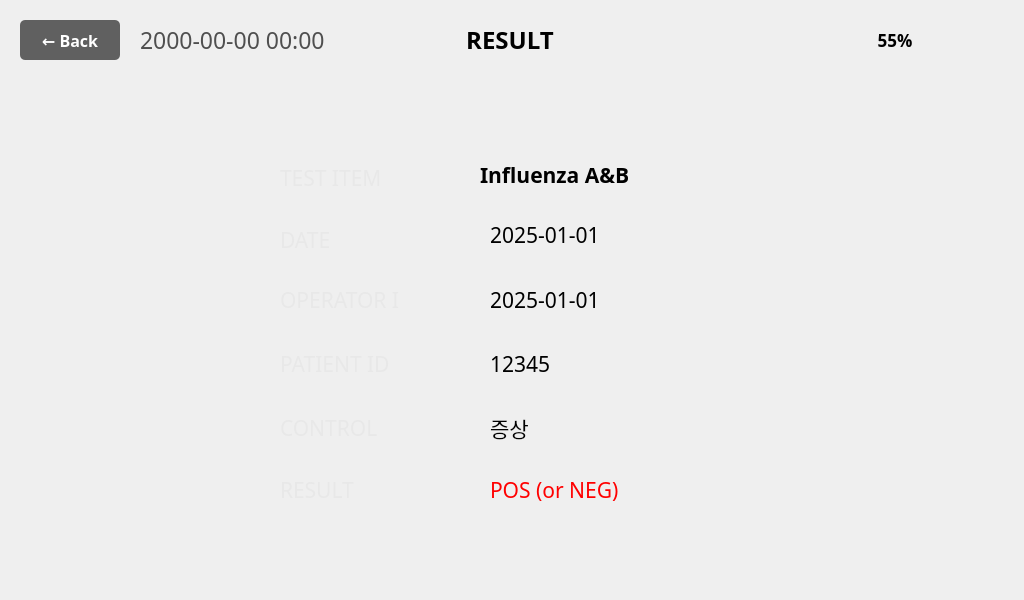
Before: the Qt Designer form ui/Review/ResultView0Window.ui in eguruno1/calth_reader, drawn with Qt 5.
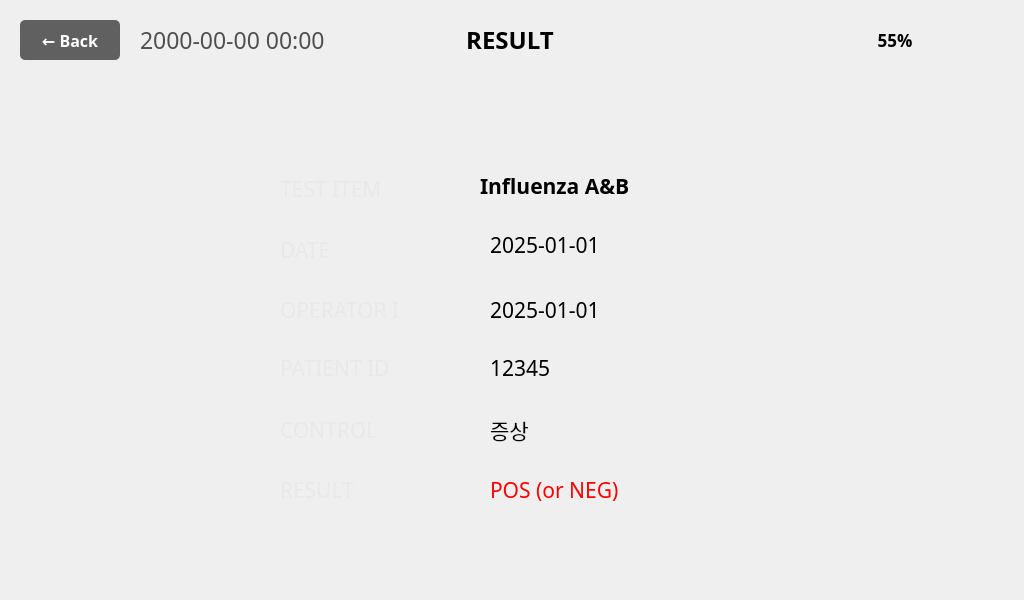
After: the same form once the commit is applied. Icons and pictures are not drawn.

Commit message: UI 정리 및 아이디 부여

```diff
--- a/ui/Review/ResultView0Window.ui
+++ b/ui/Review/ResultView0Window.ui
@@ -180,8 +180,8 @@
    <widget class="QLabel" name="label_4">
     <property name="geometry">
      <rect>
-      <x>53</x>
-      <y>140</y>
+      <x>50</x>
+      <y>150</y>
       <width>156</width>
       <height>391</height>
      </rect>
@@ -203,7 +203,7 @@
     <property name="geometry">
      <rect>
       <x>236</x>
-      <y>210</y>
+      <y>220</y>
       <width>218</width>
       <height>60</height>
      </rect>
@@ -225,7 +225,7 @@
     <property name="geometry">
      <rect>
       <x>236</x>
-      <y>336</y>
+      <y>340</y>
       <width>218</width>
       <height>55</height>
      </rect>
@@ -247,7 +247,7 @@
     <property name="geometry">
      <rect>
       <x>236</x>
-      <y>150</y>
+      <y>161</y>
       <width>218</width>
       <height>55</height>
      </rect>
@@ -271,7 +271,7 @@
       <x>236</x>
       <y>400</y>
       <width>218</width>
-      <height>55</height>
+      <height>60</height>
      </rect>
     </property>
     <property name="frameShape">
@@ -291,9 +291,9 @@
     <property name="geometry">
      <rect>
       <x>236</x>
-      <y>462</y>
+      <y>460</y>
       <width>218</width>
-      <height>55</height>
+      <height>60</height>
      </rect>
     </property>
     <property name="frameShape">
@@ -313,7 +313,7 @@
     <property name="geometry">
      <rect>
       <x>459</x>
-      <y>210</y>
+      <y>220</y>
       <width>364</width>
       <height>60</height>
      </rect>
@@ -337,7 +337,7 @@
       <x>459</x>
       <y>400</y>
       <width>364</width>
-      <height>55</height>
+      <height>60</height>
      </rect>
     </property>
     <property name="frameShape">
@@ -357,7 +357,7 @@
     <property name="geometry">
      <rect>
       <x>459</x>
-      <y>336</y>
+      <y>340</y>
       <width>364</width>
       <height>60</height>
      </rect>
@@ -379,7 +379,7 @@
     <property name="geometry">
      <rect>
       <x>459</x>
-      <y>150</y>
+      <y>161</y>
       <width>364</width>
       <height>55</height>
      </rect>
@@ -401,9 +401,9 @@
     <property name="geometry">
      <rect>
       <x>459</x>
-      <y>462</y>
+      <y>460</y>
       <width>364</width>
-      <height>55</height>
+      <height>60</height>
      </rect>
     </property>
     <property name="frameShape">
@@ -423,7 +423,7 @@
     <property name="geometry">
      <rect>
       <x>280</x>
-      <y>210</y>
+      <y>220</y>
       <width>120</width>
       <height>60</height>
      </rect>
@@ -481,7 +481,7 @@
     <property name="geometry">
      <rect>
       <x>280</x>
-      <y>336</y>
+      <y>340</y>
       <width>120</width>
       <height>55</height>
      </rect>
@@ -539,7 +539,7 @@
     <property name="geometry">
      <rect>
       <x>280</x>
-      <y>150</y>
+      <y>161</y>
       <width>120</width>
       <height>55</height>
      </rect>
@@ -599,7 +599,7 @@
       <x>280</x>
       <y>400</y>
       <width>120</width>
-      <height>55</height>
+      <height>60</height>
      </rect>
     </property>
     <property name="palette">
@@ -655,9 +655,9 @@
     <property name="geometry">
      <rect>
       <x>280</x>
-      <y>462</y>
+      <y>460</y>
       <width>120</width>
-      <height>55</height>
+      <height>60</height>
      </rect>
     </property>
     <property name="palette">
@@ -713,7 +713,7 @@
     <property name="geometry">
      <rect>
       <x>490</x>
-      <y>336</y>
+      <y>340</y>
       <width>310</width>
       <height>55</height>
      </rect>
@@ -734,9 +734,9 @@
     <property name="geometry">
      <rect>
       <x>490</x>
-      <y>462</y>
+      <y>460</y>
       <width>310</width>
-      <height>55</height>
+      <height>60</height>
      </rect>
     </property>
     <property name="palette">
@@ -792,7 +792,7 @@
     <property name="geometry">
      <rect>
       <x>490</x>
-      <y>210</y>
+      <y>220</y>
       <width>310</width>
       <height>50</height>
      </rect>
@@ -815,7 +815,7 @@
       <x>490</x>
       <y>400</y>
       <width>310</width>
-      <height>55</height>
+      <height>60</height>
      </rect>
     </property>
     <property name="font">
@@ -834,7 +834,7 @@
     <property name="geometry">
      <rect>
       <x>480</x>
-      <y>150</y>
+      <y>161</y>
       <width>310</width>
       <height>50</height>
      </rect>
@@ -1038,7 +1038,7 @@
     <property name="geometry">
      <rect>
       <x>490</x>
-      <y>270</y>
+      <y>280</y>
       <width>310</width>
       <height>60</height>
      </rect>
@@ -1059,7 +1059,7 @@
     <property name="geometry">
      <rect>
       <x>459</x>
-      <y>270</y>
+      <y>280</y>
       <width>364</width>
       <height>60</height>
      </rect>
@@ -1081,7 +1081,7 @@
     <property name="geometry">
      <rect>
       <x>236</x>
-      <y>270</y>
+      <y>280</y>
       <width>218</width>
       <height>60</height>
      </rect>
@@ -1103,7 +1103,7 @@
     <property name="geometry">
      <rect>
       <x>280</x>
-      <y>270</y>
+      <y>280</y>
       <width>120</width>
       <height>60</height>
      </rect>
```
Left out of the diff: 14 changed lines with no effect on the pictures.
